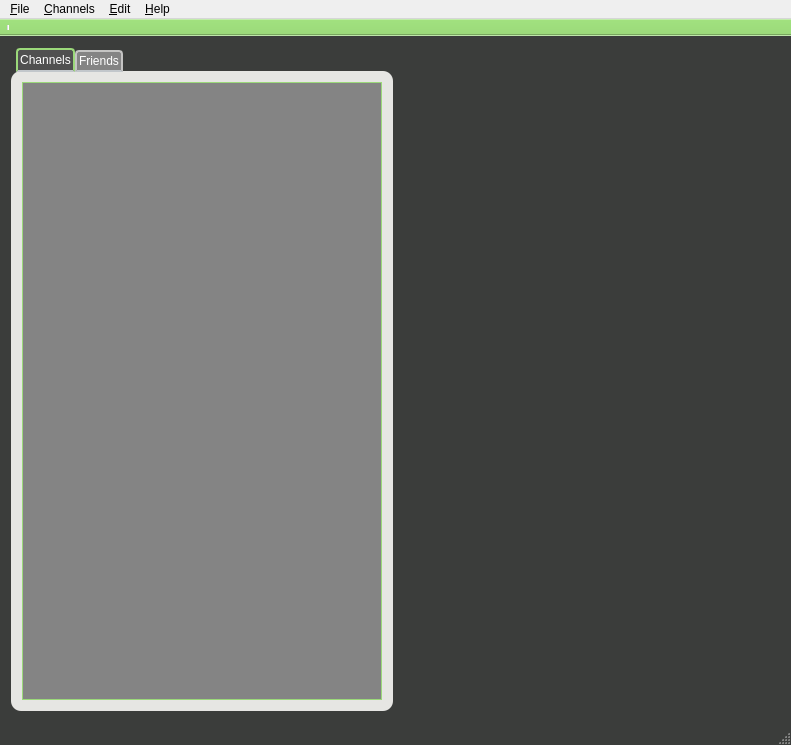
This is client/gui/livejamming/app/mainwindow.ui in sush/Live-Jamming as Qt 5 draws it before an edit. The edited form follows.
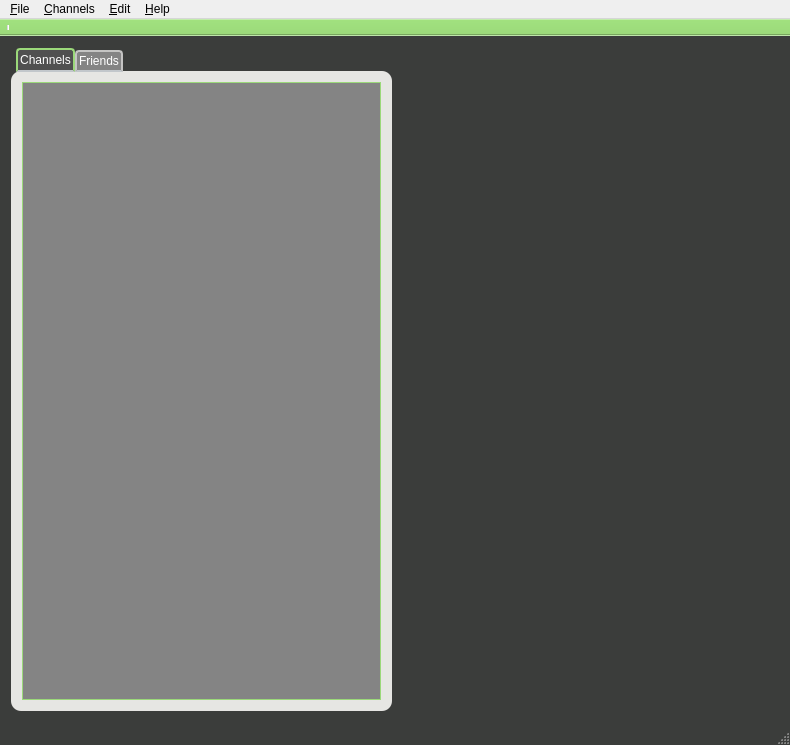
This is the edited form. Icons and pictures are not drawn. Custom widgets are drawn as their Qt base class.

Patch:
```diff
--- a/client/gui/livejamming/app/mainwindow.ui
+++ b/client/gui/livejamming/app/mainwindow.ui
@@ -6,7 +6,7 @@
    <rect>
     <x>0</x>
     <y>0</y>
-    <width>791</width>
+    <width>790</width>
     <height>745</height>
    </rect>
   </property>
@@ -234,7 +234,7 @@
     <rect>
      <x>0</x>
      <y>0</y>
-     <width>791</width>
+     <width>790</width>
      <height>25</height>
     </rect>
    </property>
```
